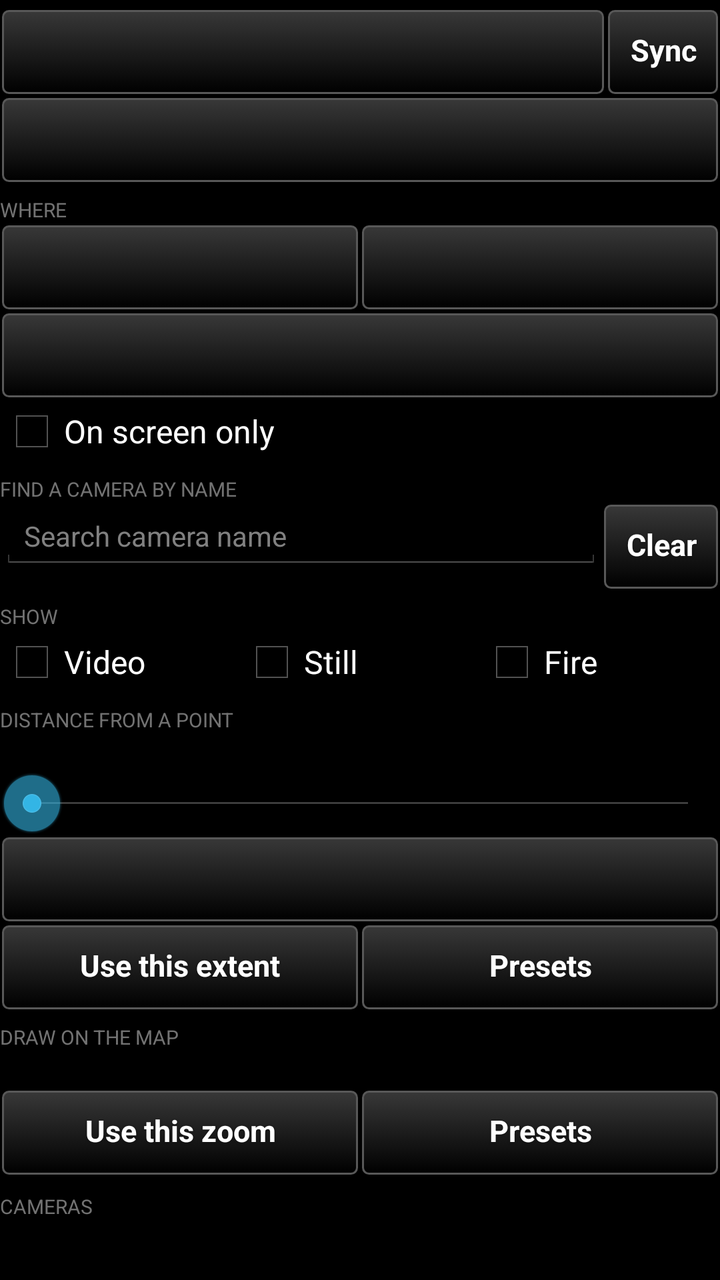
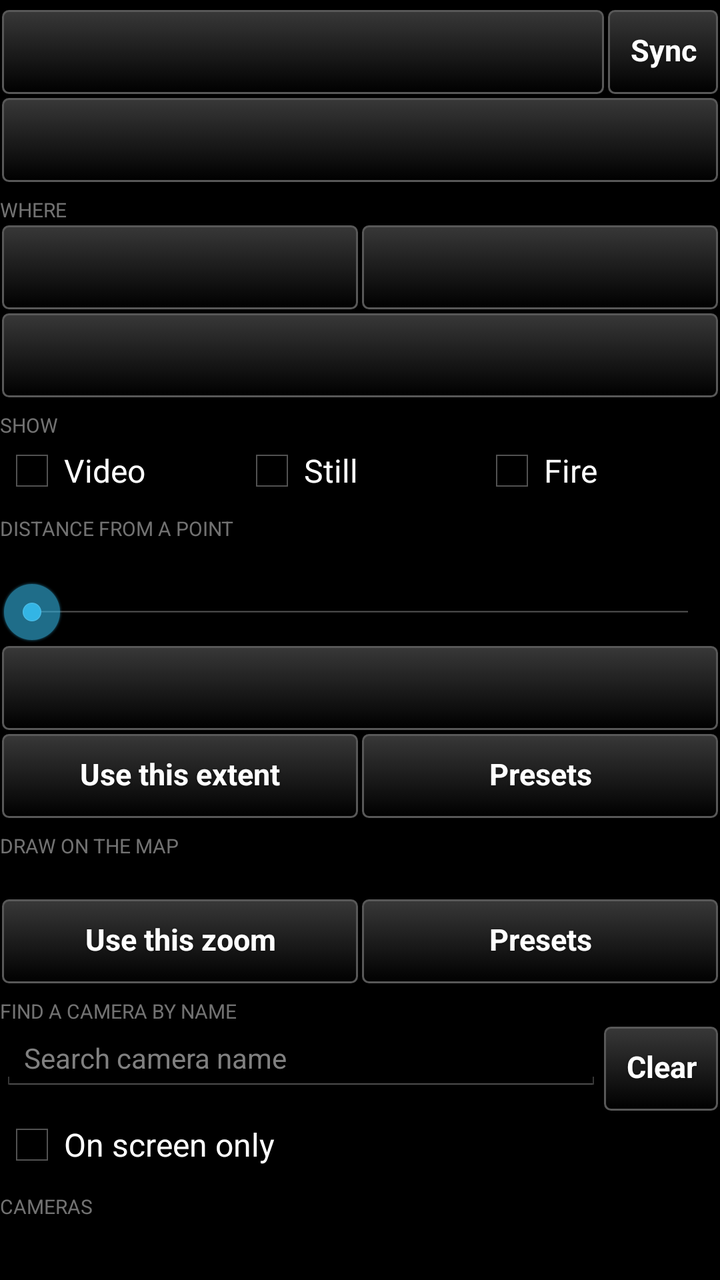

Two renders of the same Android screen: before a commit and after it. Below are the layout's source before the change and the commit's diff.
<!-- AndroidManifest.xml: application theme AppTheme -->
<!-- res/layout/controls_header.xml -->
<?xml version="1.0" encoding="utf-8"?>
<LinearLayout xmlns:android="http://schemas.android.com/apk/res/android"
    android:layout_width="match_parent"
    android:layout_height="wrap_content"
    android:orientation="vertical">

    
    <LinearLayout
        android:layout_width="match_parent"
        android:layout_height="wrap_content"
        android:orientation="horizontal"
        android:baselineAligned="false"
        android:layout_marginTop="4dp">

        <Button
            style="@style/TakwerxButton"
            android:id="@+id/favorites"
            android:layout_width="0dp"
            android:layout_weight="1"
            android:layout_height="wrap_content" />

        
        <Button
            style="@style/TakwerxButton"
            android:id="@+id/resync"
            android:layout_width="wrap_content"
            android:layout_height="wrap_content"
            android:text="@string/resync" />
    </LinearLayout>

    
    <Button
        style="@style/TakwerxButton"
        android:id="@+id/bearings_off"
        android:layout_width="match_parent"
        android:layout_height="wrap_content" />

    <TextView
        android:layout_width="match_parent"
        android:layout_height="wrap_content"
        android:text="Where"
        android:textSize="10sp"
        android:textAllCaps="true"
        android:paddingTop="6dp"
        android:alpha="0.6" />

    <LinearLayout
        android:layout_width="match_parent"
        android:layout_height="wrap_content"
        android:orientation="horizontal">

        <Button
        style="@style/TakwerxButton"
            android:id="@+id/state"
            android:layout_width="0dp"
            android:layout_weight="1"
            android:layout_height="wrap_content" />

        <Button
        style="@style/TakwerxButton"
            android:id="@+id/provider"
            android:layout_width="0dp"
            android:layout_weight="1"
            android:layout_height="wrap_content" />
    </LinearLayout>

    <Button
        style="@style/TakwerxButton"
        android:id="@+id/county"
        android:layout_width="match_parent"
        android:layout_height="wrap_content" />

    
    <CheckBox
        android:id="@+id/in_view"
        android:layout_width="match_parent"
        android:layout_height="wrap_content"
        android:text="On screen only" />

    <TextView
        android:layout_width="match_parent"
        android:layout_height="wrap_content"
        android:text="Find a camera by name"
        android:textSize="10sp"
        android:textAllCaps="true"
        android:paddingTop="6dp"
        android:alpha="0.6" />

    
    <LinearLayout
        android:layout_width="match_parent"
        android:layout_height="wrap_content"
        android:orientation="horizontal"
        android:baselineAligned="false">

        <EditText
            android:id="@+id/search"
            android:layout_width="0dp"
            android:layout_weight="1"
            android:layout_height="wrap_content"
            android:hint="@string/search_hint"
            android:inputType="text"
            android:maxLines="1"
            android:textSize="14sp" />

        <Button
            style="@style/TakwerxButton"
            android:id="@+id/search_clear"
            android:layout_width="wrap_content"
            android:layout_height="wrap_content"
            android:layout_gravity="center_vertical"
            android:text="@string/clear" />
    </LinearLayout>

    <TextView
        android:layout_width="match_parent"
        android:layout_height="wrap_content"
        android:text="Show"
        android:textSize="10sp"
        android:textAllCaps="true"
        android:paddingTop="6dp"
        android:alpha="0.6" />

    <LinearLayout
        android:layout_width="match_parent"
        android:layout_height="wrap_content"
        android:orientation="horizontal">

        <CheckBox
            android:id="@+id/live_only"
            android:layout_width="0dp"
            android:layout_weight="1"
            android:layout_height="wrap_content"
            android:text="Video" />

        <CheckBox
            android:id="@+id/still_only"
            android:layout_width="0dp"
            android:layout_weight="1"
            android:layout_height="wrap_content"
            android:text="Still" />

        <CheckBox
            android:id="@+id/fire_only"
            android:layout_width="0dp"
            android:layout_weight="1"
            android:layout_height="wrap_content"
            android:text="Fire" />
    </LinearLayout>

    <TextView
        android:layout_width="match_parent"
        android:layout_height="wrap_content"
        android:text="Distance from a point"
        android:textSize="10sp"
        android:textAllCaps="true"
        android:paddingTop="6dp"
        android:alpha="0.6" />

    <TextView
        android:id="@+id/radius_label"
        android:layout_width="match_parent"
        android:layout_height="wrap_content" />

    
    <SeekBar
        android:id="@+id/radius"
        android:layout_width="match_parent"
        android:layout_height="wrap_content"
        android:max="50" />

    
    <Button
        style="@style/TakwerxButton"
        android:id="@+id/pick_point"
        android:layout_width="match_parent"
        android:layout_height="wrap_content" />

    <LinearLayout
        android:layout_width="match_parent"
        android:layout_height="wrap_content"
        android:orientation="horizontal">

        <Button
            style="@style/TakwerxButton"
            android:id="@+id/radius_extent"
            android:layout_width="0dp"
            android:layout_weight="1"
            android:layout_height="wrap_content"
            android:text="Use this extent" />

        <Button
            style="@style/TakwerxButton"
            android:id="@+id/radius_preset"
            android:layout_width="0dp"
            android:layout_weight="1"
            android:layout_height="wrap_content"
            android:text="Presets" />
    </LinearLayout>

    <TextView
        android:layout_width="match_parent"
        android:layout_height="wrap_content"
        android:text="Draw on the map"
        android:textSize="10sp"
        android:textAllCaps="true"
        android:paddingTop="6dp"
        android:alpha="0.6" />

    <TextView
        android:id="@+id/zoom_label"
        android:layout_width="match_parent"
        android:layout_height="wrap_content" />

    <LinearLayout
        android:layout_width="match_parent"
        android:layout_height="wrap_content"
        android:orientation="horizontal">

        <Button
        style="@style/TakwerxButton"
            android:id="@+id/zoom_set"
            android:layout_width="0dp"
            android:layout_weight="1"
            android:layout_height="wrap_content"
            android:text="Use this zoom" />

        <Button
        style="@style/TakwerxButton"
            android:id="@+id/zoom_preset"
            android:layout_width="0dp"
            android:layout_weight="1"
            android:layout_height="wrap_content"
            android:text="Presets" />
    </LinearLayout>

    <TextView
        android:layout_width="match_parent"
        android:layout_height="wrap_content"
        android:text="Cameras"
        android:textSize="10sp"
        android:textAllCaps="true"
        android:paddingTop="8dp"
        android:alpha="0.6" />

</LinearLayout>
<!-- resources referenced by this layout -->
<resources>
  <string name="clear">Clear</string>
  <string name="resync">Sync</string>
  <string name="search_hint">Search camera name</string>
  <style name="TakwerxButton" parent="@style/darkButton">
          <item name="android:paddingLeft">12dp</item>
          <item name="android:paddingRight">12dp</item>
          <item name="android:paddingTop">6dp</item>
          <item name="android:paddingBottom">8dp</item>
          <item name="android:minHeight">44dp</item>
          <item name="android:minWidth">0dp</item>
          <item name="android:textSize">15sp</item>
          <item name="android:singleLine">true</item>
          <item name="android:ellipsize">end</item>
      </style>
  <style name="AppTheme" parent="@android:style/Theme.Holo">
          <item name="android:buttonStyle">@android:style/Widget.Button</item>
          <item name="android:imageButtonStyle">@android:style/Widget.Button</item>
          <item name="android:buttonStyleToggle">@android:style/Widget.Button</item>
          <item name="android:spinnerStyle">@style/ATAKSpinner</item>
          <item name="android:spinnerItemStyle">@style/ATAKSpinnerItem</item>
          <item name="android:editTextStyle">@style/ATAKEditText</item>
      </style>
  <style name="darkButton" parent="@android:style/Widget.Button">
          <item name="android:background">@drawable/btn_gray</item>
          <item name="android:shadowColor">@color/darker_gray</item>
          <item name="android:shadowDy">1</item>
          <item name="android:shadowRadius">2</item>
          <item name="android:textColor">@color/white</item>
          <item name="android:textStyle">bold</item>
          <item name="android:paddingTop">0dp</item>
          <item name="android:paddingBottom">3dp</item>
          <item name="android:textSize">@dimen/fontSize</item>
      </style>
  <style name="ATAKSpinner" parent="@android:style/Widget.Spinner">
          <item name="android:spinnerMode">dialog</item>
      </style>
  <style name="ATAKSpinnerItem">
          <item name="android:textColor">@android:color/white</item>
          <item name="android:dropDownVerticalOffset">0dip</item>
          <item name="android:dropDownHorizontalOffset">0dip</item>
          <item name="android:dropDownWidth">wrap_content</item>
          <item name="android:gravity">left|center_vertical</item>
      </style>
  <style name="ATAKEditText" parent="@android:style/Widget.EditText">
          
          
  
          
          <item name="android:imeOptions">flagNoFullscreen</item>
      </style>
  <color name="darker_gray">#121212</color>
  <color name="white">#ffffff</color>
  <dimen name="fontSize">14sp</dimen>
  <!-- drawable new_dark_button_disabled (drawable) -->
  <?xml version="1.0" encoding="utf-8"?>
  <layer-list xmlns:android="http://schemas.android.com/apk/res/android">
      <item android:bottom="1dp" android:right="1dp" android:left="1dp" android:top="1dp">
          <shape android:shape="rectangle">
              <corners android:radius="3dp" />
              <stroke
                  android:width="1dp"
                  android:color="#484848" />
              <solid android:color="#484848" />
          </shape>
      </item>
  </layer-list>
  <!-- drawable new_dark_button_bg (drawable) -->
  <?xml version="1.0" encoding="utf-8"?>
  <layer-list xmlns:android="http://schemas.android.com/apk/res/android">
      <item android:bottom="1dp" android:right="1dp" android:left="1dp" android:top="1dp">
          <shape android:shape="rectangle">
              <corners android:radius="3dp" />
              <stroke
                  android:width="1dp"
                  android:color="#585858" />
              <gradient
                  android:startColor="#000000"
                  android:endColor="#383838"
                  android:angle="90"/>
          </shape>
      </item>
  </layer-list>
  <!-- unchanged entries left out for length: 2 -->
</resources>

<!-- the commit's change to res/layout/controls_header.xml (unified diff, before → after) -->
@@ -70,13 +70,130 @@
         android:layout_width="match_parent"
         android:layout_height="wrap_content" />
 
-    
-    <CheckBox
-        android:id="@+id/in_view"
-        android:layout_width="match_parent"
-        android:layout_height="wrap_content"
-        android:text="On screen only" />
-
+
+    <TextView
+        android:layout_width="match_parent"
+        android:layout_height="wrap_content"
+        android:text="Show"
+        android:textSize="10sp"
+        android:textAllCaps="true"
+        android:paddingTop="6dp"
+        android:alpha="0.6" />
+
+    <LinearLayout
+        android:layout_width="match_parent"
+        android:layout_height="wrap_content"
+        android:orientation="horizontal">
+
+        <CheckBox
+            android:id="@+id/live_only"
+            android:layout_width="0dp"
+            android:layout_weight="1"
+            android:layout_height="wrap_content"
+            android:text="Video" />
+
+        <CheckBox
+            android:id="@+id/still_only"
+            android:layout_width="0dp"
+            android:layout_weight="1"
+            android:layout_height="wrap_content"
+            android:text="Still" />
+
+        <CheckBox
+            android:id="@+id/fire_only"
+            android:layout_width="0dp"
+            android:layout_weight="1"
+            android:layout_height="wrap_content"
+            android:text="Fire" />
+    </LinearLayout>
+
+    <TextView
+        android:layout_width="match_parent"
+        android:layout_height="wrap_content"
+        android:text="Distance from a point"
+        android:textSize="10sp"
+        android:textAllCaps="true"
+        android:paddingTop="6dp"
+        android:alpha="0.6" />
+
+    <TextView
+        android:id="@+id/radius_label"
+        android:layout_width="match_parent"
+        android:layout_height="wrap_content" />
+
+    
+    <SeekBar
+        android:id="@+id/radius"
+        android:layout_width="match_parent"
+        android:layout_height="wrap_content"
+        android:max="50" />
+
+    
+    <Button
+        style="@style/TakwerxButton"
+        android:id="@+id/pick_point"
+        android:layout_width="match_parent"
+        android:layout_height="wrap_content" />
+
+    <LinearLayout
+        android:layout_width="match_parent"
+        android:layout_height="wrap_content"
+        android:orientation="horizontal">
+
+        <Button
+            style="@style/TakwerxButton"
+            android:id="@+id/radius_extent"
+            android:layout_width="0dp"
+            android:layout_weight="1"
+            android:layout_height="wrap_content"
+            android:text="Use this extent" />
+
+        <Button
+            style="@style/TakwerxButton"
+            android:id="@+id/radius_preset"
+            android:layout_width="0dp"
+            android:layout_weight="1"
+            android:layout_height="wrap_content"
+            android:text="Presets" />
+    </LinearLayout>
+
+    <TextView
+        android:layout_width="match_parent"
+        android:layout_height="wrap_content"
+        android:text="Draw on the map"
+        android:textSize="10sp"
+        android:textAllCaps="true"
+        android:paddingTop="6dp"
+        android:alpha="0.6" />
+
+    <TextView
+        android:id="@+id/zoom_label"
+        android:layout_width="match_parent"
+        android:layout_height="wrap_content" />
+
+    <LinearLayout
+        android:layout_width="match_parent"
+        android:layout_height="wrap_content"
+        android:orientation="horizontal">
+
+        <Button
+        style="@style/TakwerxButton"
+            android:id="@+id/zoom_set"
+            android:layout_width="0dp"
+            android:layout_weight="1"
+            android:layout_height="wrap_content"
+            android:text="Use this zoom" />
+
+        <Button
+        style="@style/TakwerxButton"
+            android:id="@+id/zoom_preset"
+            android:layout_width="0dp"
+            android:layout_weight="1"
+            android:layout_height="wrap_content"
+            android:text="Presets" />
+    </LinearLayout>
+
+    
     <TextView
         android:layout_width="match_parent"
         android:layout_height="wrap_content"
@@ -112,127 +229,12 @@
             android:text="@string/clear" />
     </LinearLayout>
 
-    <TextView
-        android:layout_width="match_parent"
-        android:layout_height="wrap_content"
-        android:text="Show"
-        android:textSize="10sp"
-        android:textAllCaps="true"
-        android:paddingTop="6dp"
-        android:alpha="0.6" />
-
-    <LinearLayout
-        android:layout_width="match_parent"
-        android:layout_height="wrap_content"
-        android:orientation="horizontal">
-
-        <CheckBox
-            android:id="@+id/live_only"
-            android:layout_width="0dp"
-            android:layout_weight="1"
-            android:layout_height="wrap_content"
-            android:text="Video" />
-
-        <CheckBox
-            android:id="@+id/still_only"
-            android:layout_width="0dp"
-            android:layout_weight="1"
-            android:layout_height="wrap_content"
-            android:text="Still" />
-
-        <CheckBox
-            android:id="@+id/fire_only"
-            android:layout_width="0dp"
-            android:layout_weight="1"
-            android:layout_height="wrap_content"
-            android:text="Fire" />
-    </LinearLayout>
-
-    <TextView
-        android:layout_width="match_parent"
-        android:layout_height="wrap_content"
-        android:text="Distance from a point"
-        android:textSize="10sp"
-        android:textAllCaps="true"
-        android:paddingTop="6dp"
-        android:alpha="0.6" />
-
-    <TextView
-        android:id="@+id/radius_label"
-        android:layout_width="match_parent"
-        android:layout_height="wrap_content" />
-
-    
-    <SeekBar
-        android:id="@+id/radius"
-        android:layout_width="match_parent"
-        android:layout_height="wrap_content"
-        android:max="50" />
-
-    
-    <Button
-        style="@style/TakwerxButton"
-        android:id="@+id/pick_point"
-        android:layout_width="match_parent"
-        android:layout_height="wrap_content" />
-
-    <LinearLayout
-        android:layout_width="match_parent"
-        android:layout_height="wrap_content"
-        android:orientation="horizontal">
-
-        <Button
-            style="@style/TakwerxButton"
-            android:id="@+id/radius_extent"
-            android:layout_width="0dp"
-            android:layout_weight="1"
-            android:layout_height="wrap_content"
-            android:text="Use this extent" />
-
-        <Button
-            style="@style/TakwerxButton"
-            android:id="@+id/radius_preset"
-            android:layout_width="0dp"
-            android:layout_weight="1"
-            android:layout_height="wrap_content"
-            android:text="Presets" />
-    </LinearLayout>
-
-    <TextView
-        android:layout_width="match_parent"
-        android:layout_height="wrap_content"
-        android:text="Draw on the map"
-        android:textSize="10sp"
-        android:textAllCaps="true"
-        android:paddingTop="6dp"
-        android:alpha="0.6" />
-
-    <TextView
-        android:id="@+id/zoom_label"
-        android:layout_width="match_parent"
-        android:layout_height="wrap_content" />
-
-    <LinearLayout
-        android:layout_width="match_parent"
-        android:layout_height="wrap_content"
-        android:orientation="horizontal">
-
-        <Button
-        style="@style/TakwerxButton"
-            android:id="@+id/zoom_set"
-            android:layout_width="0dp"
-            android:layout_weight="1"
-            android:layout_height="wrap_content"
-            android:text="Use this zoom" />
-
-        <Button
-        style="@style/TakwerxButton"
-            android:id="@+id/zoom_preset"
-            android:layout_width="0dp"
-            android:layout_weight="1"
-            android:layout_height="wrap_content"
-            android:text="Presets" />
-    </LinearLayout>
+    
+    <CheckBox
+        android:id="@+id/in_view"
+        android:layout_width="match_parent"
+        android:layout_height="wrap_content"
+        android:text="On screen only" />
 
     <TextView
         android:layout_width="match_parent"
